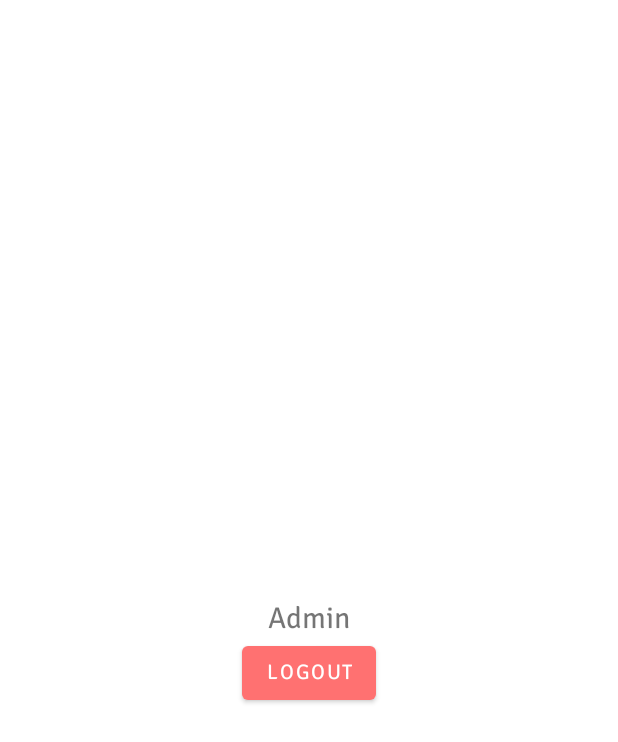
After one commit to i-shivamsoni/FoodLine, an Android app: the AdminActivity screen opened directly, with no data from a screen before it, on a phone screen of 412 x 824 dp. The commit adds this screen. Shown: the top 742 px of the screen. Run offline under Robolectric (Android 15) with nearby library versions, the light colour scheme and no system bars; our stand-ins replace data binding.

Commit message:
Added login functionality for admin

```diff
--- a/app/src/main/AndroidManifest.xml
+++ b/app/src/main/AndroidManifest.xml
@@ -15,7 +15,6 @@
         android:supportsRtl="true"
         android:theme="@style/Theme.FoodLine"
         tools:replace="android:theme">
-        <activity android:name=".ui.main.MainActivity"/>
         <activity
             android:name=".ui.launcher.SplashScreenActivity"
             android:theme="@style/Theme.Design.NoActionBar">
@@ -26,6 +25,8 @@
             </intent-filter>
         </activity>
         <activity android:name=".ui.auth.AuthActivity" />
+        <activity android:name=".ui.main.MainActivity" />
+        <activity android:name=".ui.admin.AdminActivity" />
     </application>
 
 </manifest>
--- /dev/null
+++ b/app/src/main/java/com/example/foodline/ui/admin/AdminActivity.java
@@ -0,0 +1,49 @@
+package com.example.foodline.ui.admin;
+
+import android.content.Intent;
+import android.os.Bundle;
+
+import androidx.annotation.Nullable;
+import androidx.appcompat.app.AppCompatActivity;
+import androidx.databinding.DataBindingUtil;
+
+import com.example.foodline.R;
+import com.example.foodline.databinding.ActivityAdminBinding;
+import com.example.foodline.repository.FoodRepository;
+import com.example.foodline.ui.auth.AuthActivity;
+import com.example.foodline.utils.SharedPreferenceUtil;
+
+public class AdminActivity extends AppCompatActivity {
+
+    private ActivityAdminBinding binding;
+    private SharedPreferenceUtil sharedPreferenceUtil;
+
+    @Override
+    protected void onCreate(@Nullable Bundle savedInstanceState) {
+        super.onCreate(savedInstanceState);
+        binding = DataBindingUtil.setContentView(this, R.layout.activity_admin);
+        sharedPreferenceUtil = SharedPreferenceUtil.getInstance(this);
+
+        setListeners();
+    }
+
+    private void setListeners() {
+        binding.logoutBtn.setOnClickListener(v -> logout());
+    }
+
+    private void logout() {
+        sharedPreferenceUtil.setIsAdmin(false);
+        sharedPreferenceUtil.setIsLogin(false);
+
+        navToAuth();
+    }
+
+    private void navToAuth() {
+        FoodRepository.getInstance(getApplication()).deleteUser();
+
+        Intent intent = new Intent(this, AuthActivity.class);
+        startActivity(intent);
+        overridePendingTransition(R.anim.slide_in_right, R.anim.slide_out_left);
+        finish();
+    }
+}
--- a/app/src/main/java/com/example/foodline/ui/auth/AuthActivity.java
+++ b/app/src/main/java/com/example/foodline/ui/auth/AuthActivity.java
@@ -19,10 +19,6 @@ public class AuthActivity extends AppCompatActivity {
     protected void onCreate(Bundle savedInstanceState) {
         super.onCreate(savedInstanceState);
         binding = DataBindingUtil.setContentView(this, R.layout.activity_auth);
-
         navController = Navigation.findNavController(this, R.id.nav_host_fragment_login);
-
-
     }
-
 }
--- /dev/null
+++ b/app/src/main/res/layout/activity_admin.xml
@@ -0,0 +1,31 @@
+<?xml version="1.0" encoding="utf-8"?>
+<layout xmlns:android="http://schemas.android.com/apk/res/android"
+    xmlns:app="http://schemas.android.com/apk/res-auto"
+    xmlns:tools="http://schemas.android.com/tools">
+
+    <androidx.constraintlayout.widget.ConstraintLayout
+        android:layout_width="match_parent"
+        android:layout_height="match_parent">
+
+        <TextView
+            android:id="@+id/textView2"
+            android:layout_width="wrap_content"
+            android:layout_height="wrap_content"
+            android:text="Admin"
+            android:textSize="20sp"
+            app:layout_constraintBottom_toBottomOf="parent"
+            app:layout_constraintEnd_toEndOf="parent"
+            app:layout_constraintStart_toStartOf="parent"
+            app:layout_constraintTop_toTopOf="parent" />
+
+        <Button
+            android:id="@+id/logout_btn"
+            android:layout_width="wrap_content"
+            android:layout_height="wrap_content"
+            android:text="@string/logout"
+            app:layout_constraintEnd_toEndOf="@+id/textView2"
+            app:layout_constraintStart_toStartOf="@+id/textView2"
+            app:layout_constraintTop_toBottomOf="@+id/textView2" />
+
+    </androidx.constraintlayout.widget.ConstraintLayout>
+</layout>
```
Also changed, not shown: app/src/main/java/com/example/foodline/ui/auth/login/LoginFragment.java (+22 -4 lines), app/src/main/java/com/example/foodline/ui/auth/login/LoginViewModel.java (+5 -3 lines), app/src/main/java/com/example/foodline/ui/launcher/SplashScreenActivity.java (+18 -10 lines), app/src/main/java/com/example/foodline/utils/SharedPreferenceUtil.java (+9 -0 lines).
